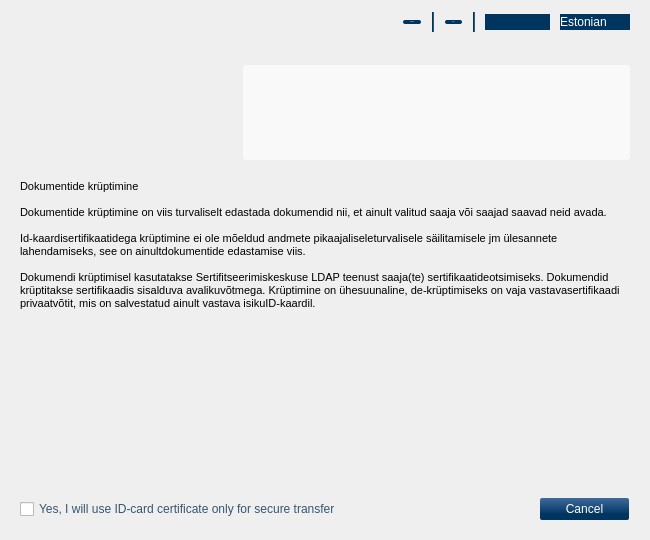
Before: the Qt Designer form qdigidoc/trunk/crypto/ui/MainWindow.ui in tixsys/esteid, drawn with Qt 5.
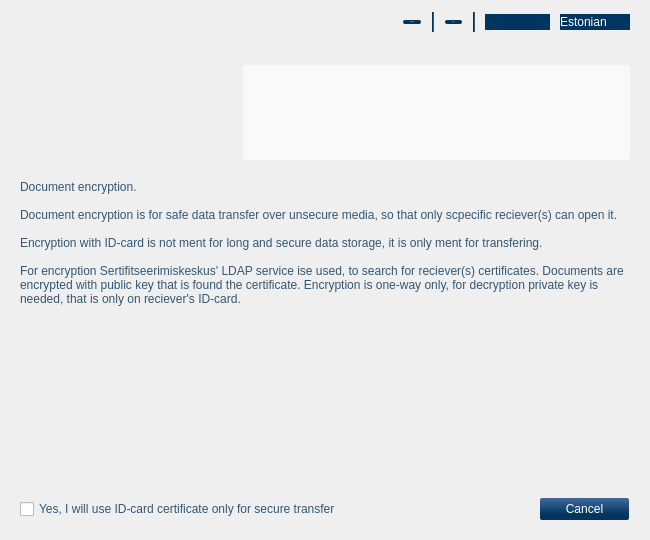
After: the same form once the commit is applied. The open tabs and pages were chosen to show the change. Icons and pictures are not drawn. Custom widgets are drawn as their Qt base class.

Patch:
```diff
--- a/qdigidoc/trunk/crypto/ui/MainWindow.ui
+++ b/qdigidoc/trunk/crypto/ui/MainWindow.ui
@@ -485,12 +485,13 @@
            <widget class="QLabel" name="introContent">
             <property name="text">
              <string>&lt;!DOCTYPE HTML PUBLIC &quot;-//W3C//DTD HTML 4.0//EN&quot; &quot;http://www.w3.org/TR/REC-html40/strict.dtd&quot;&gt;
-&lt;html&gt;&lt;head&gt;&lt;meta name=&quot;qrichtext&quot; content=&quot;1&quot; /&gt;&lt;style type=&quot;text/css&quot;&gt;
-p, li { white-space: pre-wrap; }
-&lt;/style&gt;&lt;/head&gt;&lt;body style=&quot; font-family:'Arial Baltic'; font-size:8pt; font-weight:400; font-style:normal;&quot;&gt;
-&lt;p style=&quot; margin-top:0px; margin-bottom:0px; margin-left:0px; margin-right:0px; -qt-block-indent:0; text-indent:0px; font-family:'Arial';&quot;&gt;&lt;a name=&quot;u0&quot;&gt;&lt;/a&gt;&lt;span style=&quot; color:#000000;&quot;&gt;D&lt;/span&gt;&lt;span style=&quot; color:#000000;&quot;&gt;o&lt;/span&gt;&lt;span style=&quot; font-family:'Arial Baltic'; color:#000000;&quot;&gt;kumentide krüptimine&lt;/span&gt;&lt;/p&gt;
-&lt;p style=&quot;-qt-paragraph-type:empty; margin-top:0px; margin-bottom:0px; margin-left:0px; margin-right:0px; -qt-block-indent:0; text-indent:0px; font-family:'Arial';&quot;&gt;&lt;/p&gt;
-&lt;p style=&quot; margin-top:0px; margin-bottom:0px; margin-left:0px; margin-right:0px; -qt-block-indent:0; text-indent:0px; font-family:'Arial'; color:#000000;&quot;&gt;&lt;a name=&quot;u2&quot;&gt;&lt;/a&gt;Dokumentide krüptimine on viis turvaliselt edastada dokumendid nii, et ainult valitud saaja või saajad saavad neid avada.&lt;br /&gt;&lt;br /&gt;Id-kaardisertifikaatidega krüptimine ei ole mõeldud andmete pikaajaliseleturvalisele säilitamisele jm ülesannete lahendamiseks, see on ainultdokumentide edastamise viis.&lt;br /&gt;&lt;br /&gt;Dokumendi krüptimisel kasutatakse Sertifitseerimiskeskuse LDAP teenust saaja(te) sertifikaatideotsimiseks. Dokumendid krüptitakse sertifikaadis sisalduva avalikuvõtmega. Krüptimine on ühesuunaline, de-krüptimiseks on vaja vastavasertifikaadi privaatvõtit, mis on salvestatud ainult vastava isikuID-kaardil.&lt;/p&gt;&lt;/body&gt;&lt;/html&gt;</string>
+&lt;html&gt;&lt;head&gt;&lt;meta name=&quot;qrichtext&quot; content=&quot;1&quot; /&gt;&lt;/head&gt;&lt;body&gt;
+&lt;p style=&quot; font: 12px 'Arial,Liberation Sans';&quot;&gt;
+Document encryption.&lt;br /&gt;&lt;br /&gt;
+Document encryption is for safe data transfer over unsecure media, so that only scpecific reciever(s) can open it.&lt;br /&gt;&lt;br /&gt;
+Encryption with ID-card is not ment for long and secure data storage, it is only ment for transfering.&lt;br /&gt;&lt;br /&gt;
+For encryption Sertifitseerimiskeskus' LDAP service ise used, to search for reciever(s) certificates. Documents are encrypted with public key that is found the certificate. Encryption is one-way only, for decryption private key is needed, that is only on reciever's ID-card.&lt;/p&gt;
+&lt;/body&gt;&lt;/html&gt;</string>
             </property>
             <property name="wordWrap">
              <bool>true</bool>
```
Left out of the diff: 6 changed lines with no effect on the pictures.
